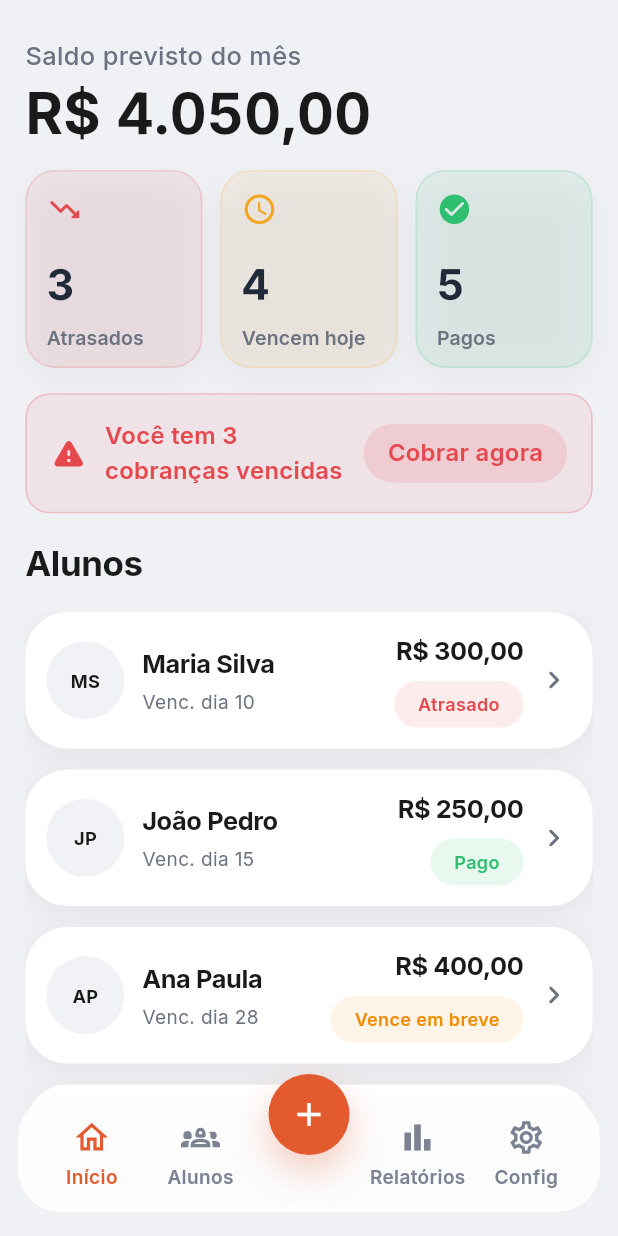
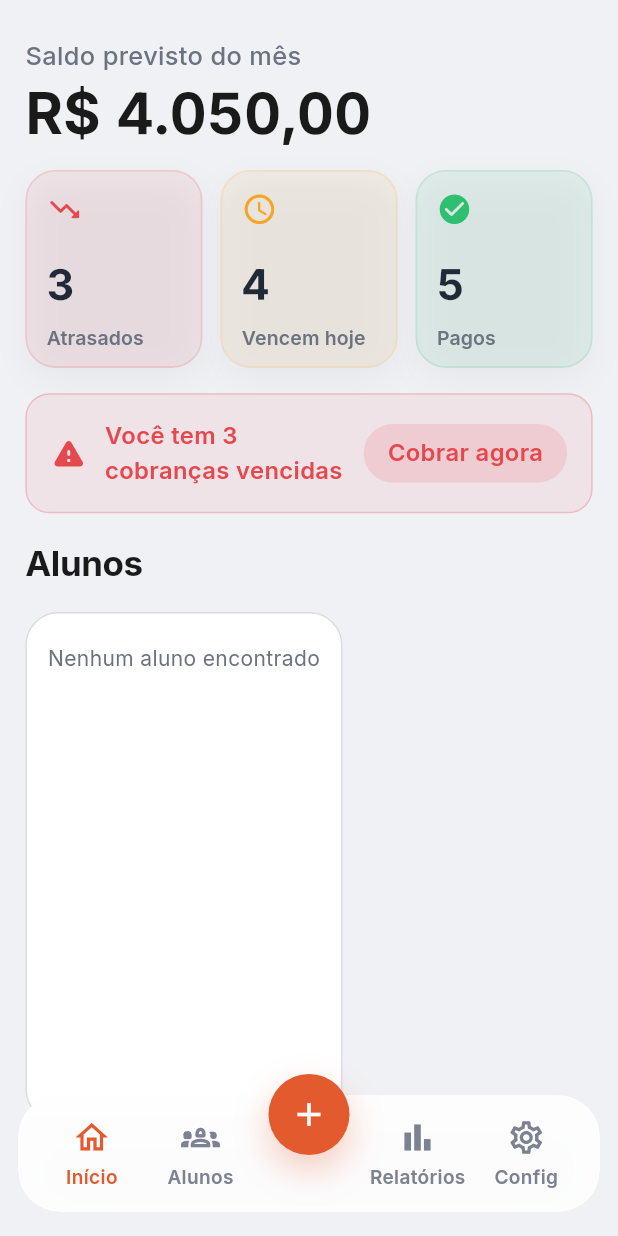
Before and after one commit to hpzynha/cobranca_app, a Flutter app: the screen it shows once a user with an empty profile is signed in, on a phone screen of 412 x 824 dp. Run offline on Flutter 3.47's test engine with Material 3 defaults, Android fonts, the phone set to English and light mode, and no system bars; our stand-ins replace flutter_riverpod, flutter_svg, go_router, google_fonts, shared_preferences, supabase_flutter; accounts and stored records are empty.

Commit message:
Implement real Supabase students flow without mocks

```diff
--- a/lib/core/router/app_router.dart
+++ b/lib/core/router/app_router.dart
@@ -64,8 +64,8 @@ final GoRouter appRouter = GoRouter(
     ),
 
     GoRoute(path: '/home', builder: (context, state) => const HomeScreen()),
-    GoRoute(path: '/alunos', builder: (context, state) => const AlunosPage()),
-    GoRoute(path: '/adicionar', builder: (context, state) => const AddPage()),
+    GoRoute(path: '/alunos', builder: (context, state) => const StudentsPage()),
+    GoRoute(path: '/adicionar', builder: (context, state) => const AddStudentPage()),
     GoRoute(
       path: '/relatorios',
       builder: (context, state) => const RelatoriosPage(),
--- a/lib/features/auth/domain/repositories/student_repository.dart
+++ b/lib/features/auth/domain/repositories/student_repository.dart
@@ -1,6 +1,8 @@
 import 'package:app_cobranca/core/errors/result.dart';
+import 'package:app_cobranca/features/auth/domain/entities/student.dart';
 import 'package:app_cobranca/features/auth/domain/entities/student_registration_input.dart';
 
 abstract class StudentRepository {
   Future<Result<void>> createStudent(StudentRegistrationInput input);
+  Future<Result<List<Student>>> listStudents();
 }
--- a/lib/features/auth/presentation/pages/home_screen.dart
+++ b/lib/features/auth/presentation/pages/home_screen.dart
@@ -1,18 +1,22 @@
 import 'package:app_cobranca/core/constants/app_strings.dart';
 import 'package:app_cobranca/core/theme/app_responsive.dart';
 import 'package:app_cobranca/core/theme/app_spacing.dart';
+import 'package:app_cobranca/features/auth/presentation/mappers/student_ui_mapper.dart';
+import 'package:app_cobranca/features/auth/presentation/providers/student_providers.dart';
 import 'package:app_cobranca/features/auth/presentation/widgets/bottom_bar.dart';
 import 'package:app_cobranca/features/auth/presentation/widgets/dashboard_status_card.dart';
 import 'package:app_cobranca/features/auth/presentation/widgets/lib/features/auth/presentation/widgets/students_dashboard_card.dart';
 import 'package:app_cobranca/features/auth/presentation/widgets/monthly_balance_header.dart';
 import 'package:app_cobranca/features/auth/presentation/widgets/overdue_alert_card.dart';
 import 'package:flutter/material.dart';
+import 'package:flutter_riverpod/flutter_riverpod.dart';
 
-class HomeScreen extends StatelessWidget {
+class HomeScreen extends ConsumerWidget {
   const HomeScreen({super.key});
 
   @override
-  Widget build(BuildContext context) {
+  Widget build(BuildContext context, WidgetRef ref) {
+    final studentsAsync = ref.watch(studentsProvider);
     final isCompact = AppResponsive.isCompact(context);
     final horizontalPadding =
         AppResponsive.size(context, isCompact ? 14 : 16).clamp(12.0, 22.0);
@@ -41,7 +45,6 @@ class HomeScreen extends StatelessWidget {
               SizedBox(height: topSpacing),
               const MonthlyBalanceHeader(amount: 4050.00),
               SizedBox(height: sectionSpacing),
-
               LayoutBuilder(
                 builder: (context, constraints) {
                   final width = constraints.maxWidth;
@@ -90,18 +93,16 @@ class HomeScreen extends StatelessWidget {
                   );
                 },
               ),
-
               SizedBox(height: sectionSpacing),
-
-              OverdueAlertCard(
-                overdueCount: 3,
-                onTap: () {
-                  // navegar para lista de atrasados
-                },
+              OverdueAlertCard(overdueCount: 3, onTap: () {}),
+              SizedBox(height: sectionSpacing),
+              studentsAsync.when(
+                loading: () => const Center(child: CircularProgressIndicator()),
+                error: (_, _) => const StudentsDashboardCard(students: []),
+                data: (students) => StudentsDashboardCard(
+                  students: students.map(toStudentPaymentItem).toList(),
+                ),
               ),
-
-              SizedBox(height: sectionSpacing),
-              const StudentsDashboardCard(),
             ],
           ),
         ),
--- a/lib/features/auth/presentation/providers/student_providers.dart
+++ b/lib/features/auth/presentation/providers/student_providers.dart
@@ -1,6 +1,8 @@
 import 'package:app_cobranca/features/auth/data/datasources/student_remote_datasource.dart';
 import 'package:app_cobranca/features/auth/data/repositories/student_repository_impl.dart';
+import 'package:app_cobranca/features/auth/domain/entities/student.dart';
 import 'package:app_cobranca/features/auth/domain/repositories/student_repository.dart';
+import 'package:app_cobranca/features/auth/domain/usecases/list_students_usecase.dart';
 import 'package:app_cobranca/features/auth/domain/usecases/register_student_usecase.dart';
 import 'package:app_cobranca/features/auth/presentation/providers/auth_providers.dart';
 import 'package:flutter_riverpod/flutter_riverpod.dart';
@@ -10,9 +12,26 @@ final studentRemoteDataSourceProvider = Provider<StudentRemoteDataSource>((ref)
 });
 
 final studentRepositoryProvider = Provider<StudentRepository>((ref) {
-  return StudentRepositoryImpl(ref.watch(studentRemoteDataSourceProvider));
+  return StudentRepositoryImpl(
+    ref.watch(studentRemoteDataSourceProvider),
+    ref.watch(supabaseClientProvider),
+  );
 });
 
 final registerStudentUseCaseProvider = Provider<RegisterStudentUseCase>((ref) {
   return RegisterStudentUseCase(ref.watch(studentRepositoryProvider));
 });
+
+final listStudentsUseCaseProvider = Provider<ListStudentsUseCase>((ref) {
+  return ListStudentsUseCase(ref.watch(studentRepositoryProvider));
+});
+
+final studentsProvider = FutureProvider<List<Student>>((ref) async {
+  final result = await ref.watch(listStudentsUseCaseProvider).call();
+
+  if (!result.isSuccess) {
+    throw Exception(result.failure?.message ?? 'Erro ao carregar alunos.');
+  }
+
+  return result.data ?? <Student>[];
+});
--- a/lib/features/auth/presentation/widgets/lib/features/auth/presentation/widgets/students_dashboard_card.dart
+++ b/lib/features/auth/presentation/widgets/lib/features/auth/presentation/widgets/students_dashboard_card.dart
@@ -33,41 +33,10 @@ class StudentPaymentItem {
   final StudentPaymentStatus status;
 }
 
-const kMockStudentPayments = <StudentPaymentItem>[
-  StudentPaymentItem(
-    initials: 'MS',
-    name: 'Maria Silva',
-    dueLabel: 'Venc. dia 10',
-    amountLabel: 'R\$ 300,00',
-    status: StudentPaymentStatus.overdue,
-  ),
-  StudentPaymentItem(
-    initials: 'JP',
-    name: 'João Pedro',
-    dueLabel: 'Venc. dia 15',
-    amountLabel: 'R\$ 250,00',
-    status: StudentPaymentStatus.paid,
-  ),
-  StudentPaymentItem(
-    initials: 'AP',
-    name: 'Ana Paula',
-    dueLabel: 'Venc. dia 28',
-    amountLabel: 'R\$ 400,00',
-    status: StudentPaymentStatus.dueSoon,
-  ),
-  StudentPaymentItem(
-    initials: 'CL',
-    name: 'Carlos Lima',
-    dueLabel: 'Venc. dia 30',
-    amountLabel: 'R\$ 350,00',
-    status: StudentPaymentStatus.dueSoon,
-  ),
-];
-
 class StudentsDashboardCard extends StatelessWidget {
   const StudentsDashboardCard({
     super.key,
-    this.students = kMockStudentPayments,
+    required this.students,
   });
 
   final List<StudentPaymentItem> students;
```
Also changed, not shown: lib/features/auth/data/datasources/student_remote_datasource.dart (+16 -9 lines), lib/features/auth/data/models/student_model.dart (added, +45 -0 lines), lib/features/auth/data/models/student_registration_payload.dart (+8 -1 lines), lib/features/auth/data/repositories/student_repository_impl.dart (+50 -2 lines), lib/features/auth/domain/entities/student.dart (added, +19 -0 lines), lib/features/auth/domain/usecases/list_students_usecase.dart (added, +13 -0 lines), lib/features/auth/presentation/mappers/student_ui_mapper.dart (added, +37 -0 lines), lib/features/auth/presentation/pages/add_page.dart (+14 -8 lines), lib/features/auth/presentation/pages/alunos_page.dart (+86 -59 lines).
